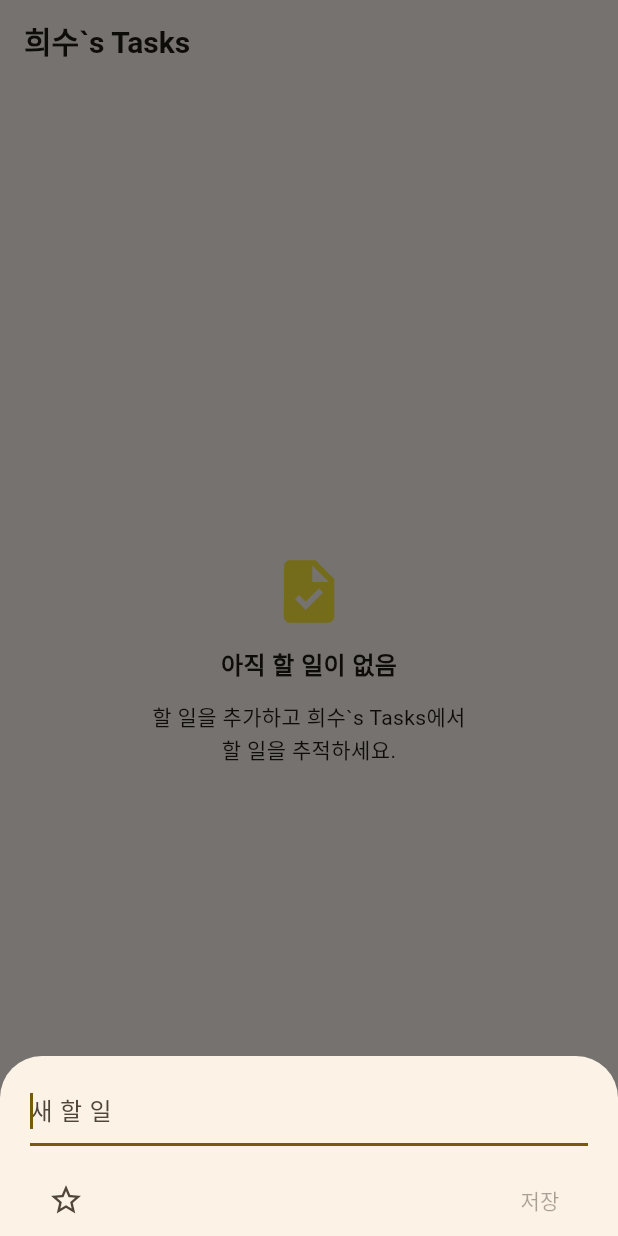
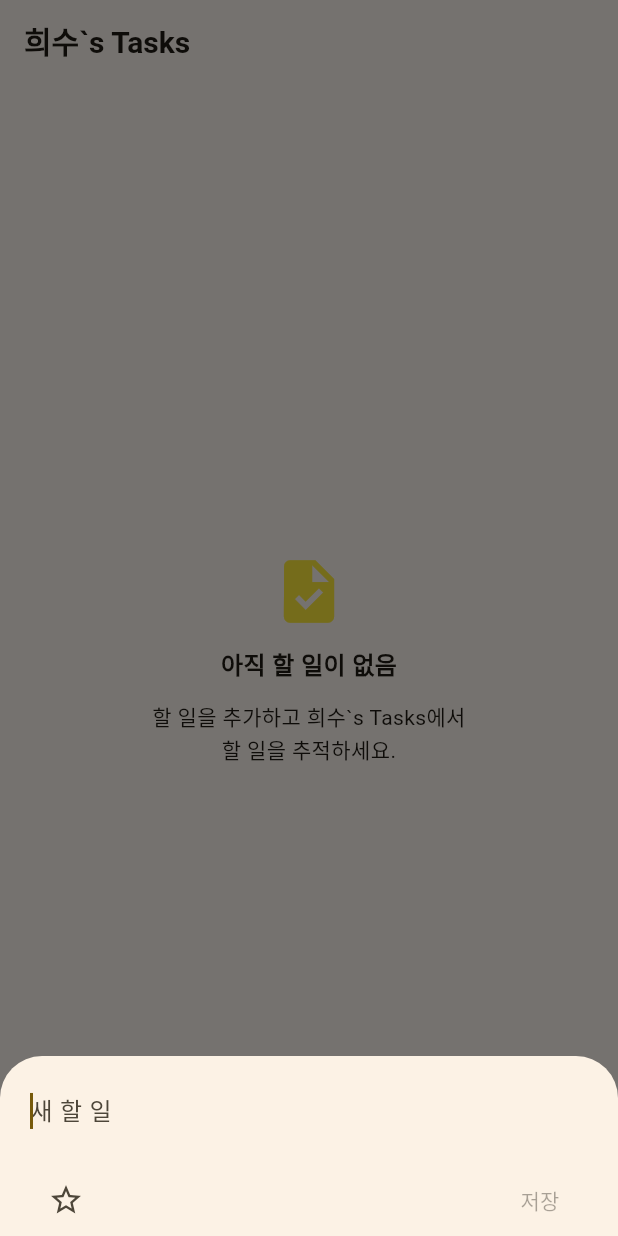
Before and after one commit to helloheesu/dart-practice, a Flutter app: the screen it shows after launch, after a tap on the "add" icon, on a phone screen of 412 x 824 dp. Run offline on Flutter 3.47's test engine with Material 3 defaults, Android fonts, the light colour scheme and no system bars.

Commit message:
텍스트필드 밑줄 없애기

```diff
--- a/tasks/lib/widgets/add_task_bottomsheet.dart
+++ b/tasks/lib/widgets/add_task_bottomsheet.dart
@@ -40,7 +40,10 @@ class _AddTaskBottomSheetState extends State<AddTaskBottomSheet> {
             focusNode: _titleFocusNode,
             autofocus: true,
             style: const TextStyle(fontSize: 16),
-            decoration: const InputDecoration(hintText: '새 할 일'),
+            decoration: const InputDecoration(
+              hintText: '새 할 일',
+              border: InputBorder.none,
+            ),
             onChanged: (s) {
               final t = s.trim();
               if (t == _task.title) return;
```
